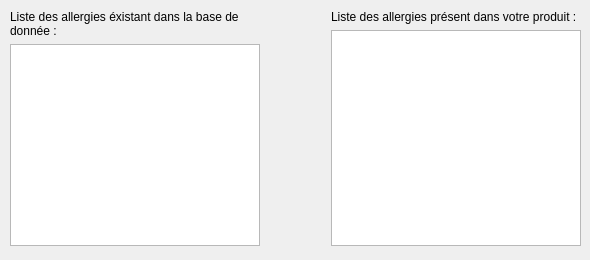
This is IHM_DataBaseTools/editallergiewindow.ui in FredericFernandesOranization/IHM_Project as Qt 5 draws it before an edit. The edited form follows.
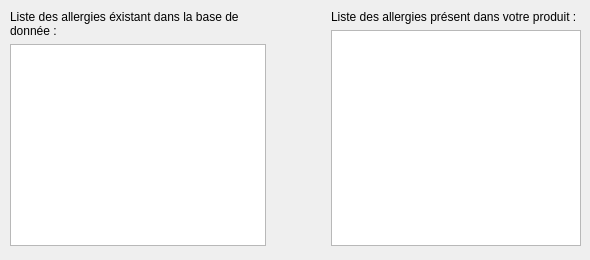
This is the edited form. Custom widgets are drawn as their Qt base class.

Diff of the .ui file:
```diff
--- a/IHM_DataBaseTools/editallergiewindow.ui
+++ b/IHM_DataBaseTools/editallergiewindow.ui
@@ -10,10 +10,22 @@
     <height>260</height>
    </rect>
   </property>
+  <property name="minimumSize">
+   <size>
+    <width>590</width>
+    <height>260</height>
+   </size>
+  </property>
+  <property name="maximumSize">
+   <size>
+    <width>590</width>
+    <height>260</height>
+   </size>
+  </property>
   <property name="windowTitle">
    <string>Dialog</string>
   </property>
-  <widget class="QWidget" name="">
+  <widget class="QWidget" name="layoutWidget">
    <property name="geometry">
     <rect>
      <x>10</x>
@@ -51,12 +63,9 @@
        </widget>
       </item>
       <item>
-       <widget class="QListWidget" name="listAllDataBase">
-        <property name="maximumSize">
-         <size>
-          <width>250</width>
-          <height>500</height>
-         </size>
+       <widget class="listWidgetDrag" name="listAllDataBase">
+        <property name="alternatingRowColors">
+         <bool>true</bool>
         </property>
        </widget>
       </item>
@@ -102,6 +111,18 @@
    </layout>
   </widget>
  </widget>
+ <customwidgets>
+  <customwidget>
+   <class>ListwidgetDeletable</class>
+   <extends>QListWidget</extends>
+   <header location="global">listwidgetdeletable.h</header>
+  </customwidget>
+  <customwidget>
+   <class>listWidgetDrag</class>
+   <extends>QListWidget</extends>
+   <header location="global">listwidgetdrag.h</header>
+  </customwidget>
+ </customwidgets>
  <resources/>
  <connections/>
 </ui>
```
Left out of the diff: 10 changed lines with no effect on the pictures.
